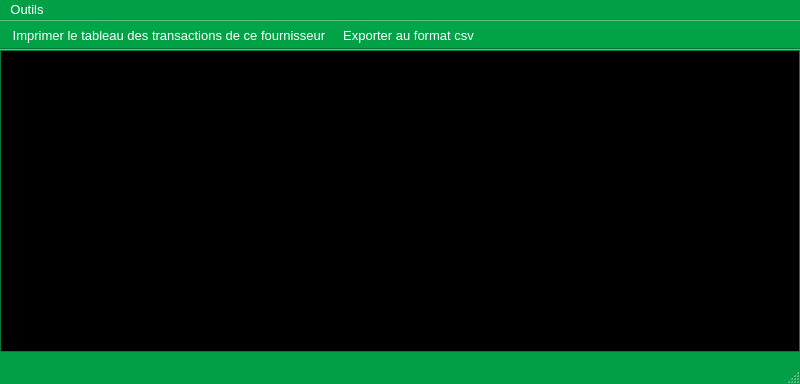
xnoumbissinoundou/yeroth-erp-3.0, file ui/supplier/yeroth-erp-tableau-des-transactions-du-fournisseur-window.ui: the form before one commit.
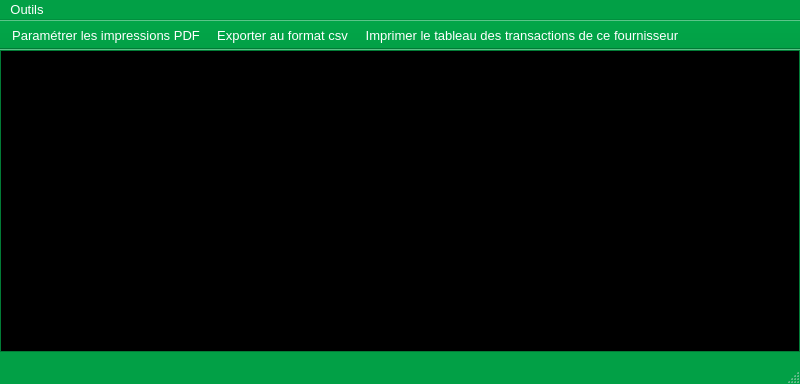
The form after the commit. Icons and pictures are not drawn. Custom widgets are drawn as their Qt base class.

The edit to the form file:
```diff
--- a/ui/supplier/yeroth-erp-tableau-des-transactions-du-fournisseur-window.ui
+++ b/ui/supplier/yeroth-erp-tableau-des-transactions-du-fournisseur-window.ui
@@ -1773,8 +1773,9 @@
    <attribute name="toolBarBreak">
     <bool>false</bool>
    </attribute>
-   <addaction name="actionAfficherPDF"/>
+   <addaction name="action_parametrer_les_impressions"/>
    <addaction name="actionExporter_au_format_csv"/>
+   <addaction name="actionAfficherPDF"/>
   </widget>
   <action name="actionAfficherPDF">
    <property name="icon">
@@ -1808,6 +1809,24 @@
     </font>
    </property>
   </action>
+  <action name="action_parametrer_les_impressions">
+   <property name="icon">
+    <iconset>
+     <normalon>:/yeroth-erp-3-0-images/yeroth-erp-3-0-printing-settings.png</normalon>
+    </iconset>
+   </property>
+   <property name="text">
+    <string>Paramétrer les impressions PDF</string>
+   </property>
+   <property name="toolTip">
+    <string>Paramétrer les impressions PDF</string>
+   </property>
+   <property name="font">
+    <font>
+     <pointsize>10</pointsize>
+    </font>
+   </property>
+  </action>
  </widget>
  <customwidgets>
   <customwidget>
```
Left out of the diff: 2 changed lines with no effect on the pictures.
